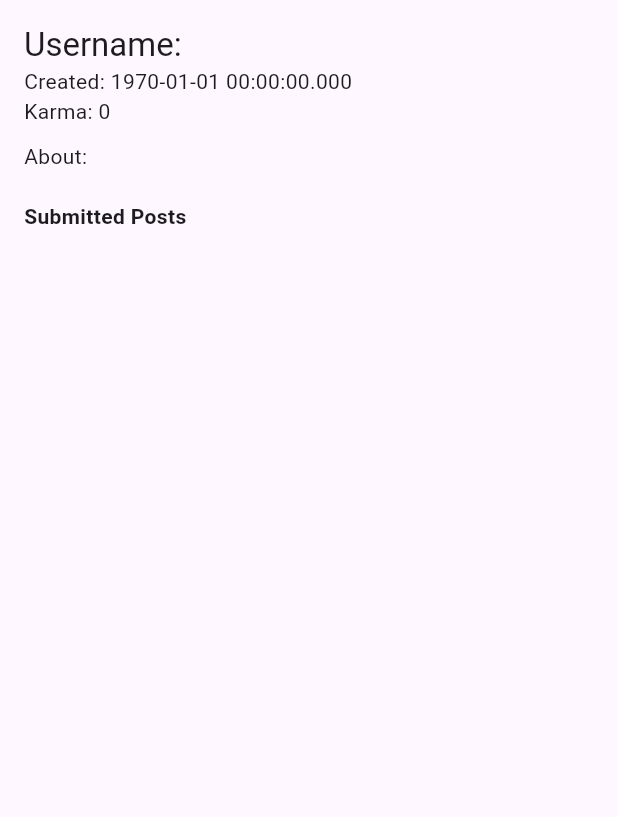
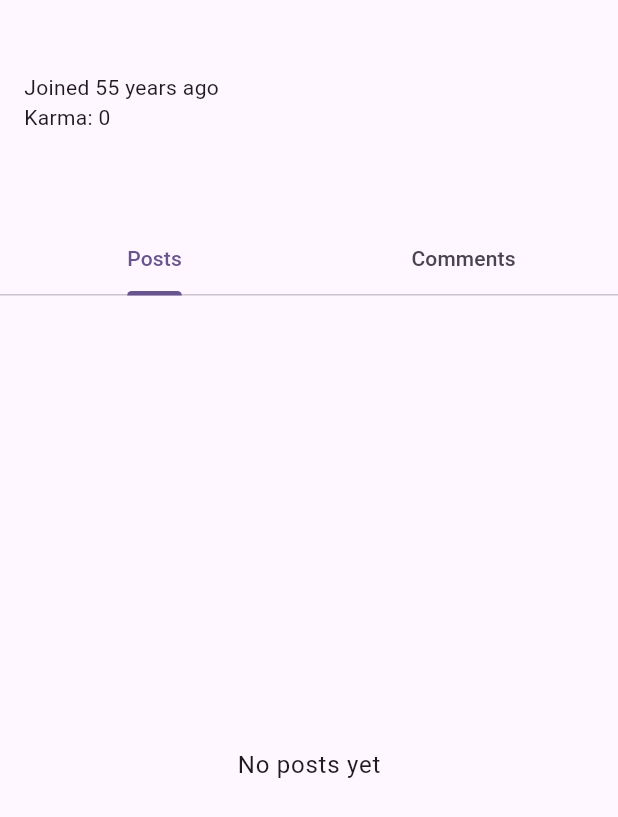
Before and after one commit to wilk3ns/hackerRack, a Flutter app: the AuthorDetailsContent widget shown alone on an empty page, opened directly with empty values, on a phone screen of 412 x 824 dp. Shown: the top 817 px of the screen. Run offline on Flutter 3.47's test engine with Material 3 defaults, Android fonts, the phone set to English and light mode, and no system bars; our stand-ins replace dio, flutter_riverpod, freezed_annotation, go_router, html_unescape, retrofit and 2 more; generated files the repository leaves out were written again; network calls fail.

Commit message:
Separate comments from posts

```diff
--- a/lib/screens/author_details_screen.dart
+++ b/lib/screens/author_details_screen.dart
@@ -1,8 +1,13 @@
 import 'package:flutter/material.dart';
 import 'package:flutter_riverpod/flutter_riverpod.dart';
+import 'package:hacker_rack/providers/story_providers.dart';
+
 import '../providers/user_providers.dart';
 import '../models/user.dart';
 import '../widgets/story_item.dart';
+import '../widgets/loading_indicator.dart';
+import '../widgets/error_view.dart';
+import 'package:timeago/timeago.dart' as timeago;
 
 class AuthorDetailsScreen extends ConsumerWidget {
   final String authorId;
@@ -17,45 +22,144 @@ class AuthorDetailsScreen extends ConsumerWidget {
       appBar: AppBar(title: const Text("Author Details")),
       body: userAsyncValue.when(
         data: (user) => AuthorDetailsContent(user: user),
-        loading: () => const Center(child: CircularProgressIndicator()),
-        error: (error, stack) => Center(child: Text('Error: $error')),
+        loading: () => const LoadingIndicator(),
+        error: (error, stack) => ErrorView(
+          message: error.toString(),
+          onRetry: () => ref.refresh(userProvider(authorId)),
+        ),
       ),
     );
   }
 }
 
-class AuthorDetailsContent extends StatelessWidget {
+class AuthorDetailsContent extends ConsumerStatefulWidget {
   final User user;
 
   const AuthorDetailsContent({super.key, required this.user});
 
   @override
+  ConsumerState<AuthorDetailsContent> createState() => _AuthorDetailsContentState();
+}
+
+class _AuthorDetailsContentState extends ConsumerState<AuthorDetailsContent>
+    with SingleTickerProviderStateMixin {
+  late TabController _tabController;
+
+  @override
+  void initState() {
+    super.initState();
+    _tabController = TabController(length: 2, vsync: this);
+  }
+
+  @override
+  void dispose() {
+    _tabController.dispose();
+    super.dispose();
+  }
+
+  @override
   Widget build(BuildContext context) {
+    return Column(
+      crossAxisAlignment: CrossAxisAlignment.start,
+      children: [
+        _buildUserInfo(context),
+        const SizedBox(height: 16),
+        TabBar(
+          controller: _tabController,
+          labelColor: Theme.of(context).colorScheme.primary,
+          tabs: const [
+            Tab(text: 'Posts'),
+            Tab(text: 'Comments'),
+          ],
+        ),
+        Expanded(
+          child: TabBarView(
+            controller: _tabController,
+            children: [
+              _buildSubmissionsList(isComments: false),
+              _buildSubmissionsList(isComments: true),
+            ],
+          ),
+        ),
+      ],
+    );
+  }
+
+  Widget _buildUserInfo(BuildContext context) {
     return Padding(
       padding: const EdgeInsets.all(16.0),
       child: Column(
         crossAxisAlignment: CrossAxisAlignment.start,
         children: [
-          Text('Username: ${user.id}', style: Theme.of(context).textTheme.titleLarge),
-          Text('Created: ${DateTime.fromMillisecondsSinceEpoch(user.created * 1000)}'),
-          Text('Karma: ${user.karma}'),
-          if (user.about != null) ...[
-            const SizedBox(height: 10),
-            Text('About: ${user.about}'),
+          Text(
+            widget.user.id,
+            style: Theme.of(context).textTheme.titleLarge,
+          ),
+          const SizedBox(height: 4),
+          Text(
+            'Joined ${timeago.format(DateTime.fromMillisecondsSinceEpoch(widget.user.created * 1000))}',
+            style: Theme.of(context).textTheme.bodyMedium,
+          ),
+          Text(
+            'Karma: ${widget.user.karma}',
+            style: Theme.of(context).textTheme.bodyMedium,
+          ),
+          if (widget.user.about != null) ...[
+            const SizedBox(height: 8),
+            Text(
+              widget.user.about!,
+              style: Theme.of(context).textTheme.bodyMedium,
+            ),
           ],
-          const SizedBox(height: 20),
-          const Text('Submitted Posts', style: TextStyle(fontWeight: FontWeight.bold)),
-          Expanded(
-            child: ListView.builder(
-              itemCount: user.submitted.length,
-              itemBuilder: (context, index) {
-                final postId = user.submitted[index];
-                return StoryItem(storyId: postId);
-              },
-            ),
-          ),
         ],
       ),
     );
   }
+
+  Widget _buildSubmissionsList({required bool isComments}) {
+    return RefreshIndicator(
+      onRefresh: () async {
+        setState(() {}); // Trigger refresh for this widget
+      },
+      child: Consumer(
+        builder: (context, ref, child) {
+          final submissions = widget.user.submitted;
+
+          if (submissions.isEmpty) {
+            return Center(
+              child: Text(
+                'No ${isComments ? 'comments' : 'posts'} yet',
+                style: Theme.of(context).textTheme.bodyLarge,
+              ),
+            );
+          }
+
+          final filteredSubmissions = submissions
+              .where((id) {
+            final story = ref.read(storyProvider(id)).maybeWhen(data: (story) => story, orElse: () => null);
+            return isComments ? story?.title == null : story?.title != null;
+          })
+              .toList();
+
+          if (filteredSubmissions.isEmpty) {
+            return Center(
+              child: Text(
+                'No ${isComments ? 'comments' : 'posts'} yet',
+                style: Theme.of(context).textTheme.bodyLarge,
+              ),
+            );
+          }
+
+          return ListView.builder(
+            itemCount: filteredSubmissions.length,
+            itemBuilder: (context, index) {
+              final storyId = filteredSubmissions[index];
+              return StoryItem(storyId: storyId);
+            },
+          );
+        },
+      ),
+    );
+  }
+
 }
```
Also changed, not shown: lib/widgets/story_item.dart (+12 -7 lines).
